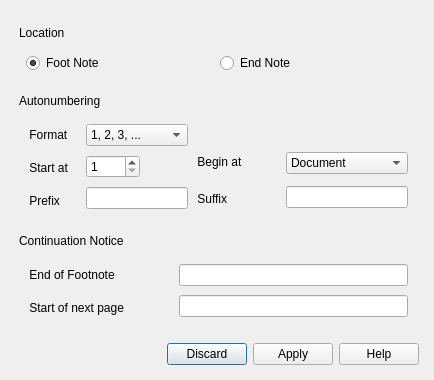
Above: plugins/textshape/dialogs/NotesConfigurationDialog.ui from KDE/krita before the change. Below: the same form after it.
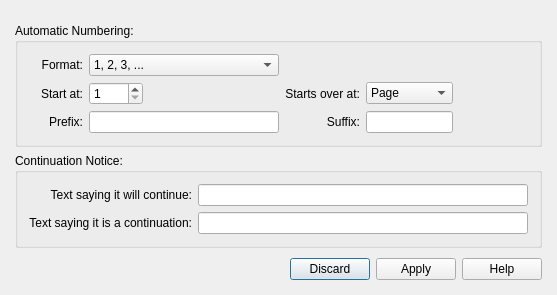
That is the form after the change.

Commit message: Rework the footnotes and endnotes dialog - mostly cosmetic changes

```diff
--- a/plugins/textshape/dialogs/NotesConfigurationDialog.ui
+++ b/plugins/textshape/dialogs/NotesConfigurationDialog.ui
@@ -6,8 +6,8 @@
    <rect>
     <x>0</x>
     <y>0</y>
-    <width>430</width>
-    <height>380</height>
+    <width>557</width>
+    <height>295</height>
    </rect>
   </property>
   <property name="minimumSize">
@@ -52,82 +52,18 @@
       <number>4</number>
      </property>
      <item>
-      <widget class="QDockWidget" name="dockWidget">
-       <property name="minimumSize">
-        <size>
-         <width>196</width>
-         <height>62</height>
-        </size>
+      <widget class="QGroupBox" name="groupBox_2">
+       <property name="title">
+        <string>Automatic Numbering:</string>
        </property>
-       <property name="features">
-        <set>QDockWidget::DockWidgetMovable</set>
-       </property>
-       <property name="windowTitle">
-        <string>Location</string>
-       </property>
-       <widget class="QWidget" name="dockWidgetContents_2">
-        <layout class="QHBoxLayout" name="horizontalLayout_8">
-         <item>
-          <layout class="QHBoxLayout" name="horizontalLayout">
-           <item>
-            <widget class="QRadioButton" name="footnote">
-             <property name="text">
-              <string>Foot Note</string>
-             </property>
-             <property name="checked">
+       <property name="flat">
               <bool>true</bool>
              </property>
-            </widget>
-           </item>
-           <item>
-            <widget class="QRadioButton" name="endnote">
-             <property name="text">
-              <string>End Note</string>
-             </property>
-            </widget>
-           </item>
-          </layout>
-         </item>
-        </layout>
-       </widget>
-      </widget>
-     </item>
-     <item>
-      <widget class="QDockWidget" name="dockWidget_2">
-       <property name="minimumSize">
-        <size>
-         <width>404</width>
-         <height>134</height>
-        </size>
-       </property>
-       <property name="features">
-        <set>QDockWidget::DockWidgetMovable</set>
-       </property>
-       <property name="windowTitle">
-        <string>Autonumbering</string>
-       </property>
-       <widget class="QWidget" name="dockWidgetContents_3">
-        <layout class="QHBoxLayout" name="horizontalLayout_2">
-         <item>
-          <layout class="QVBoxLayout" name="verticalLayout_6">
-           <item>
-            <widget class="QLabel" name="numStyle">
-             <property name="text">
-              <string> Format</string>
-             </property>
-            </widget>
-           </item>
-           <item>
-            <widget class="QLabel" name="startAt">
-             <property name="text">
-              <string> Start at </string>
-             </property>
-            </widget>
-           </item>
-           <item>
+       <layout class="QGridLayout" name="gridLayout_2">
+        <item row="2" column="0">
             <widget class="QLabel" name="prefix">
              <property name="sizePolicy">
-              <sizepolicy hsizetype="Minimum" vsizetype="Minimum">
+           <sizepolicy hsizetype="Preferred" vsizetype="Preferred">
                <horstretch>0</horstretch>
                <verstretch>0</verstretch>
               </sizepolicy>
@@ -139,18 +75,152 @@
               </size>
              </property>
              <property name="text">
-              <string> Prefix</string>
-             </property>
-            </widget>
-           </item>
-          </layout>
-         </item>
+           <string> Prefix:</string>
+          </property>
+          <property name="alignment">
+           <set>Qt::AlignRight|Qt::AlignTrailing|Qt::AlignVCenter</set>
+          </property>
+         </widget>
+        </item>
+        <item row="1" column="0">
+         <widget class="QLabel" name="startAt">
+          <property name="text">
+           <string> Start at:</string>
+          </property>
+          <property name="alignment">
+           <set>Qt::AlignRight|Qt::AlignTrailing|Qt::AlignVCenter</set>
+          </property>
+         </widget>
+        </item>
+        <item row="0" column="0">
+         <widget class="QLabel" name="numStyle">
+          <property name="text">
+           <string> Format:</string>
+          </property>
+          <property name="alignment">
+           <set>Qt::AlignRight|Qt::AlignTrailing|Qt::AlignVCenter</set>
+          </property>
+         </widget>
+        </item>
+        <item row="2" column="3">
+         <widget class="QLabel" name="suffix">
+          <property name="sizePolicy">
+           <sizepolicy hsizetype="Preferred" vsizetype="Preferred">
+            <horstretch>0</horstretch>
+            <verstretch>0</verstretch>
+           </sizepolicy>
+          </property>
+          <property name="text">
+           <string> Suffix:</string>
+          </property>
+          <property name="alignment">
+           <set>Qt::AlignRight|Qt::AlignTrailing|Qt::AlignVCenter</set>
+          </property>
+         </widget>
+        </item>
+        <item row="1" column="3">
+         <widget class="QLabel" name="beginAt">
+          <property name="sizePolicy">
+           <sizepolicy hsizetype="Preferred" vsizetype="Preferred">
+            <horstretch>0</horstretch>
+            <verstretch>0</verstretch>
+           </sizepolicy>
+          </property>
+          <property name="text">
+           <string>Starts over at:</string>
+          </property>
+          <property name="alignment">
+           <set>Qt::AlignRight|Qt::AlignTrailing|Qt::AlignVCenter</set>
+          </property>
+         </widget>
+        </item>
+        <item row="1" column="4">
+         <widget class="QComboBox" name="beginAtCombo">
+          <property name="sizePolicy">
+           <sizepolicy hsizetype="Preferred" vsizetype="Fixed">
+            <horstretch>0</horstretch>
+            <verstretch>0</verstretch>
+           </sizepolicy>
+          </property>
          <item>
-          <layout class="QVBoxLayout" name="verticalLayout_2">
+           <property name="text">
+            <string>Page</string>
+           </property>
+          </item>
            <item>
+           <property name="text">
+            <string>Chapter</string>
+           </property>
+          </item>
+          <item>
+           <property name="text">
+            <string>Document</string>
+           </property>
+          </item>
+         </widget>
+        </item>
+        <item row="2" column="4">
+         <widget class="QLineEdit" name="suffixLineEdit">
+          <property name="sizePolicy">
+           <sizepolicy hsizetype="Preferred" vsizetype="Fixed">
+            <horstretch>0</horstretch>
+            <verstretch>0</verstretch>
+           </sizepolicy>
+          </property>
+          <property name="minimumSize">
+           <size>
+            <width>0</width>
+            <height>0</height>
+           </size>
+          </property>
+         </widget>
+        </item>
+        <item row="1" column="5">
+         <spacer name="horizontalSpacer">
+          <property name="orientation">
+           <enum>Qt::Horizontal</enum>
+          </property>
+          <property name="sizeHint" stdset="0">
+           <size>
+            <width>100</width>
+            <height>20</height>
+           </size>
+          </property>
+         </spacer>
+        </item>
+        <item row="1" column="1">
+         <widget class="QSpinBox" name="startAtSpinBox">
+          <property name="sizePolicy">
+           <sizepolicy hsizetype="Preferred" vsizetype="Fixed">
+            <horstretch>0</horstretch>
+            <verstretch>0</verstretch>
+           </sizepolicy>
+          </property>
+          <property name="minimum">
+           <number>1</number>
+          </property>
+          <property name="maximum">
+           <number>9999</number>
+          </property>
+         </widget>
+        </item>
+        <item row="1" column="2">
+         <spacer name="horizontalSpacer_2">
+          <property name="orientation">
+           <enum>Qt::Horizontal</enum>
+          </property>
+          <property name="sizeHint" stdset="0">
+           <size>
+            <width>40</width>
+            <height>20</height>
+           </size>
+          </property>
+         </spacer>
+        </item>
+        <item row="0" column="1" colspan="2">
             <widget class="QComboBox" name="numStyleCombo">
              <property name="sizePolicy">
-              <sizepolicy hsizetype="Minimum" vsizetype="Fixed">
+           <sizepolicy hsizetype="Preferred" vsizetype="Fixed">
                <horstretch>0</horstretch>
                <verstretch>0</verstretch>
               </sizepolicy>
@@ -198,40 +268,10 @@
              </item>
             </widget>
            </item>
-           <item>
-            <layout class="QHBoxLayout" name="horizontalLayout_3">
-             <item>
-              <widget class="QSpinBox" name="startAtSpinBox">
-               <property name="minimum">
-                <number>1</number>
-               </property>
-               <property name="maximum">
-                <number>9999</number>
-               </property>
-              </widget>
-             </item>
-             <item>
-              <spacer name="horizontalSpacer">
-               <property name="orientation">
-                <enum>Qt::Horizontal</enum>
-               </property>
-               <property name="sizeType">
-                <enum>QSizePolicy::Maximum</enum>
-               </property>
-               <property name="sizeHint" stdset="0">
-                <size>
-                 <width>58</width>
-                 <height>20</height>
-                </size>
-               </property>
-              </spacer>
-             </item>
-            </layout>
-           </item>
-           <item>
+        <item row="2" column="1" colspan="2">
             <widget class="QLineEdit" name="prefixLineEdit">
              <property name="sizePolicy">
-              <sizepolicy hsizetype="Minimum" vsizetype="Fixed">
+           <sizepolicy hsizetype="Preferred" vsizetype="Fixed">
                <horstretch>0</horstretch>
                <verstretch>0</verstretch>
               </sizepolicy>
@@ -245,190 +285,44 @@
             </widget>
            </item>
           </layout>
-         </item>
-         <item>
-          <spacer name="horizontalSpacer_5">
-           <property name="orientation">
-            <enum>Qt::Horizontal</enum>
-           </property>
-           <property name="sizeHint" stdset="0">
-            <size>
-             <width>40</width>
-             <height>20</height>
-            </size>
-           </property>
-          </spacer>
-         </item>
-         <item>
-          <layout class="QVBoxLayout" name="verticalLayout_7">
-           <item>
-            <spacer name="verticalSpacer_2">
-             <property name="orientation">
-              <enum>Qt::Vertical</enum>
-             </property>
-             <property name="sizeType">
-              <enum>QSizePolicy::Minimum</enum>
-             </property>
-             <property name="sizeHint" stdset="0">
-              <size>
-               <width>86</width>
-               <height>25</height>
-              </size>
-             </property>
-            </spacer>
-           </item>
-           <item>
-            <widget class="QLabel" name="beginAt">
-             <property name="sizePolicy">
-              <sizepolicy hsizetype="Minimum" vsizetype="Preferred">
-               <horstretch>83</horstretch>
-               <verstretch>0</verstretch>
-              </sizepolicy>
-             </property>
-             <property name="text">
-              <string> Begin at </string>
-             </property>
             </widget>
            </item>
            <item>
-            <widget class="QLabel" name="suffix">
-             <property name="sizePolicy">
-              <sizepolicy hsizetype="Minimum" vsizetype="Preferred">
-               <horstretch>0</horstretch>
-               <verstretch>0</verstretch>
-              </sizepolicy>
-             </property>
-             <property name="text">
-              <string> Suffix</string>
-             </property>
-            </widget>
-           </item>
-          </layout>
-         </item>
-         <item>
-          <layout class="QVBoxLayout" name="verticalLayout_13">
-           <item>
-            <spacer name="horizontalSpacer_4">
-             <property name="orientation">
-              <enum>Qt::Horizontal</enum>
-             </property>
-             <property name="sizeHint" stdset="0">
-              <size>
-               <width>255</width>
-               <height>25</height>
-              </size>
-             </property>
-            </spacer>
-           </item>
-           <item>
-            <widget class="QComboBox" name="beginAtCombo">
-             <property name="sizePolicy">
-              <sizepolicy hsizetype="Minimum" vsizetype="Fixed">
-               <horstretch>10</horstretch>
-               <verstretch>0</verstretch>
-              </sizepolicy>
-             </property>
-             <item>
-              <property name="text">
-               <string>Document</string>
-              </property>
-             </item>
-             <item>
-              <property name="text">
-               <string>Page</string>
-              </property>
-             </item>
-             <item>
-              <property name="text">
-               <string>Chapter</string>
-              </property>
-             </item>
-            </widget>
-           </item>
-           <item>
-            <widget class="QLineEdit" name="suffixLineEdit">
-             <property name="sizePolicy">
-              <sizepolicy hsizetype="MinimumExpanding" vsizetype="Fixed">
-               <horstretch>0</horstretch>
-               <verstretch>0</verstretch>
-              </sizepolicy>
-             </property>
-             <property name="minimumSize">
-              <size>
-               <width>0</width>
-               <height>0</height>
-              </size>
-             </property>
-            </widget>
-           </item>
-          </layout>
-         </item>
-        </layout>
-       </widget>
-      </widget>
-     </item>
-     <item>
-      <widget class="QDockWidget" name="dockWidget_5">
-       <property name="minimumSize">
-        <size>
-         <width>211</width>
-         <height>101</height>
-        </size>
-       </property>
-       <property name="features">
-        <set>QDockWidget::DockWidgetMovable</set>
-       </property>
-       <property name="windowTitle">
-        <string>Continuation Notice</string>
-       </property>
-       <widget class="QWidget" name="dockWidgetContents_6">
-        <layout class="QHBoxLayout" name="horizontalLayout_9">
-         <item>
-          <layout class="QVBoxLayout" name="verticalLayout_11">
-           <item>
-            <widget class="QLabel" name="cont1">
-             <property name="text">
-              <string> End of Footnote </string>
-             </property>
-            </widget>
-           </item>
-           <item>
-            <widget class="QLabel" name="cont2">
-             <property name="text">
-              <string> Start of next page </string>
-             </property>
-            </widget>
-           </item>
-          </layout>
-         </item>
-         <item>
-          <spacer name="horizontalSpacer_2">
-           <property name="orientation">
-            <enum>Qt::Horizontal</enum>
-           </property>
-           <property name="sizeType">
-            <enum>QSizePolicy::Minimum</enum>
-           </property>
-           <property name="sizeHint" stdset="0">
-            <size>
-             <width>45</width>
-             <height>20</height>
-            </size>
-           </property>
-          </spacer>
-         </item>
-         <item>
-          <layout class="QVBoxLayout" name="verticalLayout_12">
-           <item>
-            <widget class="QLineEdit" name="endlineEdit"/>
-           </item>
-           <item>
+      <widget class="QGroupBox" name="continuationBox">
+       <property name="title">
+        <string>Continuation Notice:</string>
+       </property>
+       <property name="flat">
+        <bool>true</bool>
+       </property>
+       <layout class="QGridLayout" name="gridLayout">
+        <item row="2" column="1">
             <widget class="QLineEdit" name="startlineEdit"/>
            </item>
-          </layout>
-         </item>
-        </layout>
-       </widget>
+        <item row="1" column="1">
+         <widget class="QLineEdit" name="endlineEdit"/>
+        </item>
+        <item row="2" column="0">
+         <widget class="QLabel" name="cont2">
+          <property name="text">
+           <string>Text saying it is a continuation:</string>
+          </property>
+          <property name="alignment">
+           <set>Qt::AlignRight|Qt::AlignTrailing|Qt::AlignVCenter</set>
+          </property>
+         </widget>
+        </item>
+        <item row="1" column="0">
+         <widget class="QLabel" name="cont1">
+          <property name="text">
+           <string> Text saying it will continue:</string>
+          </property>
+          <property name="alignment">
+           <set>Qt::AlignRight|Qt::AlignTrailing|Qt::AlignVCenter</set>
+          </property>
+         </widget>
+        </item>
+       </layout>
       </widget>
      </item>
      <item>
@@ -439,7 +333,7 @@
        <property name="sizeHint" stdset="0">
         <size>
          <width>20</width>
-         <height>150</height>
+         <height>0</height>
         </size>
        </property>
       </spacer>
```
Left out of the diff: 3 changed lines with no effect on the pictures. Lines whose indentation alone changed are shown as unchanged. The commit also changes 6 other files.
